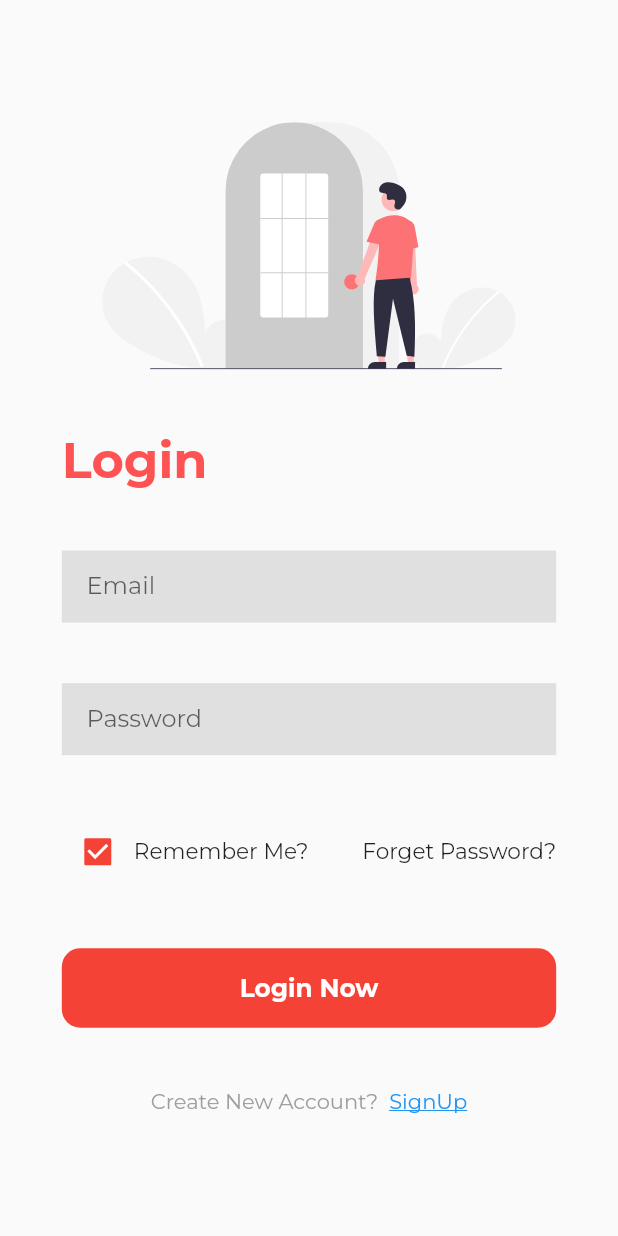
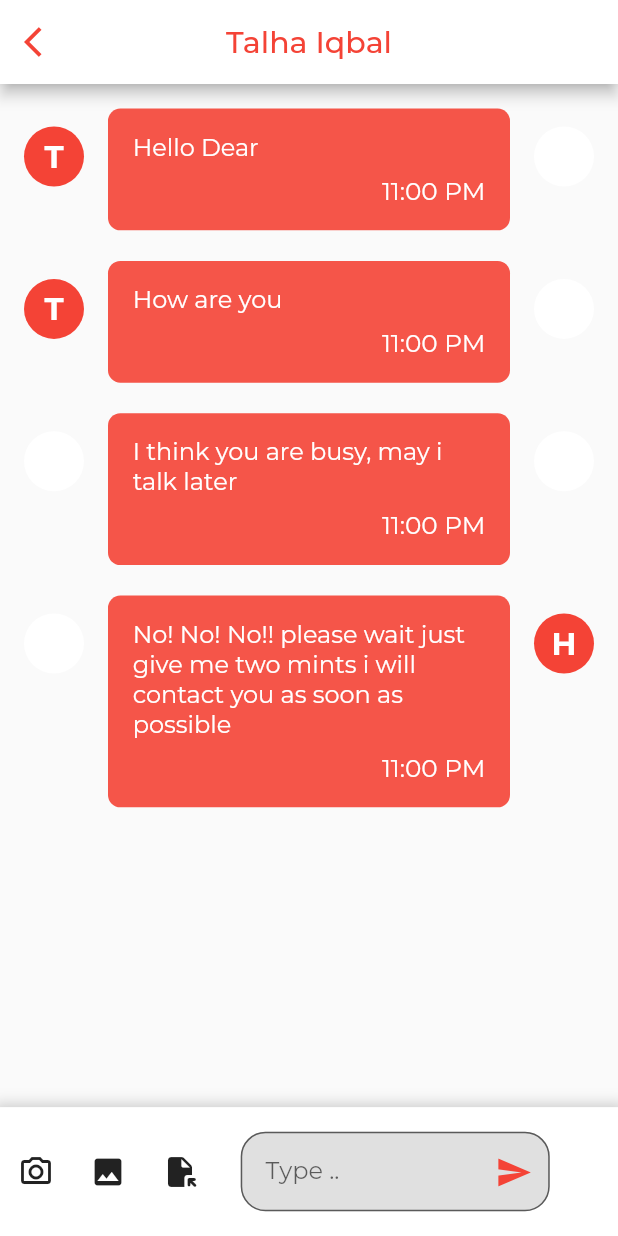
Before and after one commit to talha828/Health-Buddy, a Flutter app: the screen it shows after launch, on a phone screen of 412 x 824 dp. Run offline on Flutter 3.47's test engine with Material 2 defaults, Android fonts, the light colour scheme and no system bars; our stand-ins replace appinio_swiper, firebase_auth, firebase_core, firebase_database, flutter_svg, fluttertoast and 3 more; missing offline and left inert: map_launcher, scaled_list; accounts and stored records are empty.

Commit message:
add map, chat room

```diff
--- a/lib/main.dart
+++ b/lib/main.dart
@@ -2,6 +2,8 @@ import 'package:firebase_core/firebase_core.dart';
 import 'package:flutter/material.dart';
 import 'package:get/get.dart';
 import 'package:google_fonts/google_fonts.dart';
+import 'package:health_buddy/screens/chat_room_screen/view.dart';
+import 'package:health_buddy/screens/gym_buddies_screen/view.dart';
 import 'package:health_buddy/screens/splash_screen/view.dart';
 
 void main() async{
@@ -12,20 +14,20 @@ void main() async{
 
 class MyApp extends StatelessWidget {
   const MyApp({Key? key}) : super(key: key);
-
-  // This widget is the root of your application.
   @override
   Widget build(BuildContext context) {
     return GetMaterialApp(
       theme: ThemeData(
         appBarTheme:
-            const AppBarTheme(iconTheme: IconThemeData(color: Colors.red)),
+            const AppBarTheme(
+                backgroundColor: Colors.white,
+                iconTheme: IconThemeData(color: Colors.red)),
         primarySwatch: Colors.red,
         textTheme: GoogleFonts.montserratTextTheme(Theme.of(context).textTheme),
         primaryTextTheme:
             GoogleFonts.montserratTextTheme(Theme.of(context).textTheme),
       ),
-      home: const SplashScreen(),
+      home: const ChatRoomScreen(),
     );
   }
 }
--- /dev/null
+++ b/lib/screens/chat_room_screen/view.dart
@@ -0,0 +1,178 @@
+import 'package:flutter/material.dart';
+
+class ChatRoomScreen extends StatefulWidget {
+  const ChatRoomScreen({Key? key}) : super(key: key);
+
+  @override
+  State<ChatRoomScreen> createState() => _ChatRoomScreenState();
+}
+
+class _ChatRoomScreenState extends State<ChatRoomScreen> {
+  TextEditingController message=TextEditingController();
+  List<String> msg = [
+    "Hello Dear",
+    "How are you",
+    "I think you are busy, may i talk later",
+    "No! No! No!! please wait just give me two mints i will contact you as soon as possible "
+  ];
+  @override
+  Widget build(BuildContext context) {
+    var width = MediaQuery.of(context).size.width;
+    return SafeArea(
+      child: Scaffold(
+          appBar: AppBar(
+            leading: Icon(
+              Icons.arrow_back_ios,
+              color: Colors.red,
+            ),
+            centerTitle: true,
+            title: Text(
+              "Talha Iqbal",
+              style: TextStyle(color: Colors.red),
+            ),
+          ),
+          body: Container(
+            padding: EdgeInsets.only(top: width * 0.03),
+            child: Column(
+              mainAxisAlignment: MainAxisAlignment.spaceBetween,
+              children: [
+                Container(
+                  child: ListView.separated(
+                    shrinkWrap: true,
+                      itemBuilder: (context, index) {
+                        return ChatMessageTile(
+                          width: width,
+                          message: msg[index],
+                          index: index,
+                        );
+                      },
+                      separatorBuilder: (context, index) {
+                        return SizedBox(
+                          height: width * 0.03,
+                        );
+                      },
+                      itemCount: msg.length),
+                ),
+                Container(
+                  decoration: BoxDecoration(
+                    color: Colors.white,
+                    boxShadow: [
+                      BoxShadow(
+                        color: Colors.grey.withOpacity(0.5),
+                        spreadRadius: 5,
+                        blurRadius: 7,
+                        offset: Offset(0, 3), // changes position of shadow
+                      ),
+                    ],
+                  ),
+                  child: Row(
+                    children: [
+                      IconButton(
+                          onPressed: () async {
+
+                          },
+                          icon: Icon(Icons.camera_alt_outlined)),
+                      IconButton(
+                          onPressed: () async {
+
+                          },
+                          icon: Icon(Icons.image)),
+                      IconButton(
+                          onPressed: () async {
+
+                          },
+                          icon: Icon(Icons.file_open_rounded)),
+                      Container(
+                        width: width * 0.5,
+                        margin: EdgeInsets.symmetric(
+                            vertical: width * 0.04, horizontal: width * 0.04),
+                        child: TextField(
+                          maxLines: null,
+                          controller: message,
+                          decoration: InputDecoration(
+                            filled: true,
+                            suffixIcon: IconButton(
+                              onPressed: () async {
+
+                              },
+                              icon: Icon(Icons.send,
+                                  size: width * 0.06, color: Colors.red),
+                            ),
+                            fillColor: Colors.grey.shade300,
+                            contentPadding: EdgeInsets.symmetric(
+                                horizontal: width * 0.04,
+                                vertical: width * 0.04),
+                            border: OutlineInputBorder(
+                              borderRadius: BorderRadius.circular(width * 0.04),
+                            ),
+                            hintText: "Type ..",
+                          ),
+                        ),
+                      ),
+                    ],
+                  ),
+                )
+              ],
+            ),
+          )),
+    );
+  }
+}
+
+class ChatMessageTile extends StatelessWidget {
+  ChatMessageTile(
+      {required this.width, required this.message, required this.index});
+  final double width;
+  final String message;
+  final int index;
+  @override
+  Widget build(BuildContext context) {
+    return ListTile(
+      trailing: CircleAvatar(
+        backgroundColor: index > 2 ? Colors.red : Colors.white,
+        child: Text(
+          "Halha".toString().substring(0, 1).toUpperCase(),
+          style: TextStyle(
+              color: Colors.white,
+              fontWeight: FontWeight.bold,
+              fontSize: width * 0.05),
+        ),
+      ),
+      leading: CircleAvatar(
+        backgroundColor: index < 2 ? Colors.red : Colors.white,
+        child: Text(
+          "Talha".toString().substring(0, 1).toUpperCase(),
+          style: TextStyle(
+              color: Colors.white,
+              fontWeight: FontWeight.bold,
+              fontSize: width * 0.05),
+        ),
+      ),
+      title: Container(
+        padding: EdgeInsets.symmetric(
+            vertical: width * 0.04, horizontal: width * 0.04),
+        decoration: BoxDecoration(
+            color: Colors.red.withOpacity(0.9),
+            borderRadius: BorderRadius.circular(width * 0.02)),
+        child: Column(
+          crossAxisAlignment: CrossAxisAlignment.stretch,
+          children: [
+            Text(
+              message,
+              textAlign: TextAlign.start,
+              style: TextStyle(color: Colors.white),
+            ),
+            SizedBox(
+              height: width * 0.02,
+            ),
+            Text(
+              "11:00 PM",
+              textAlign: TextAlign.end,
+              style: TextStyle(color: Colors.white, fontSize: width * 0.04),
+            ),
+          ],
+        ),
+      ),
+    );
+  }
+}
--- a/lib/screens/main_screen/view.dart
+++ b/lib/screens/main_screen/view.dart
@@ -1,6 +1,7 @@
 import 'package:flutter/material.dart';
 import 'package:get/get.dart';
 import 'package:health_buddy/screens/caoches_menu_screen/view.dart';
+import 'package:health_buddy/screens/gym_buddies_screen/view.dart';
 import 'package:health_buddy/screens/login_screen/view.dart';
 import 'package:health_buddy/widgets/health_loading_indicator.dart';
 import 'package:scaled_list/scaled_list.dart';
@@ -113,7 +114,9 @@ class _MainScreenState extends State<MainScreen> {
                     },
                     itemBuilder: (index, selectedIndex) {
                       final category = categories[index];
-                      return Container(
+                      return InkWell(
+                        onTap: ()=>Get.to(GymBuddiesScreen()),
+                        child: Container(
                           padding: EdgeInsets.symmetric(vertical: width * 0.02),
                           child: Column(
                             mainAxisAlignment: MainAxisAlignment.spaceEvenly,
@@ -136,6 +139,7 @@ class _MainScreenState extends State<MainScreen> {
                                     fontSize: selectedIndex == index ? 20 : 15),
                               )
                             ],
+                          ),
                         ),
                       );
                     },
--- a/pubspec.yaml
+++ b/pubspec.yaml
@@ -45,6 +45,7 @@ dependencies:
   firebase_storage: ^10.3.8
   shared_preferences: ^2.0.15
   appinio_swiper: ^1.1.0
+  map_launcher: ^2.4.0
 
 dev_dependencies:
   flutter_test:
```
Also changed, not shown: lib/screens/gym_buddies_screen/view.dart (added, +134 -0 lines), assets/image/direction.png (added), assets/image/talha.jpg (added), assets/image/talha_2.jpg (added), pubspec.lock, 1 other file. Lines whose indentation alone changed are shown as unchanged.
